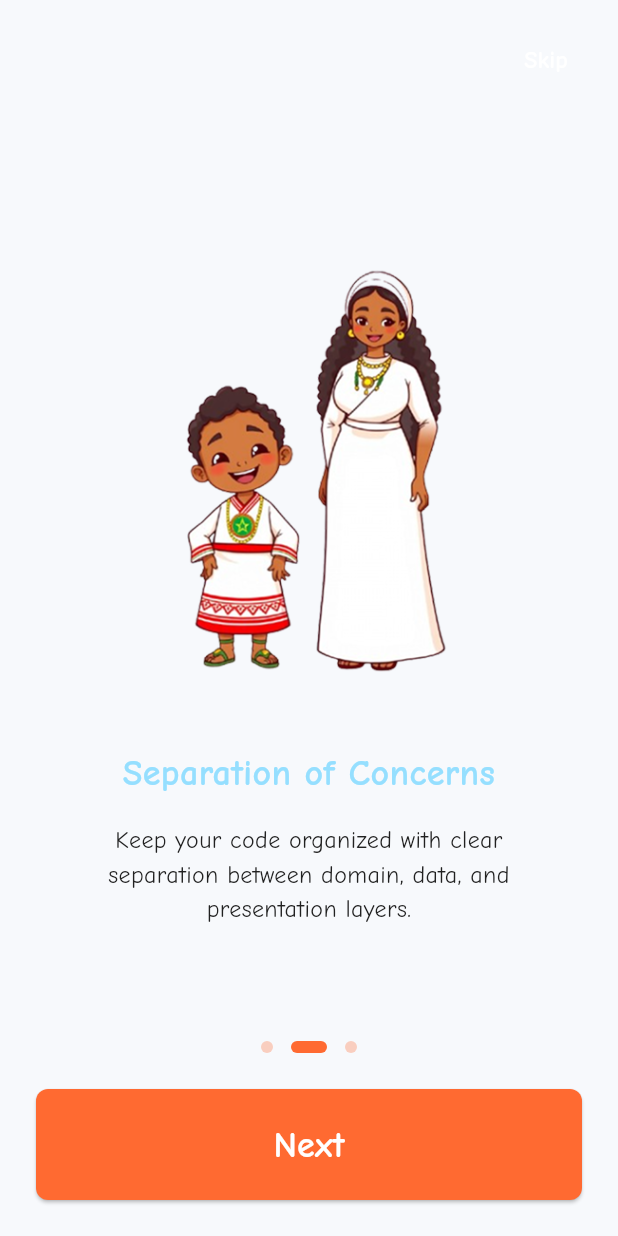
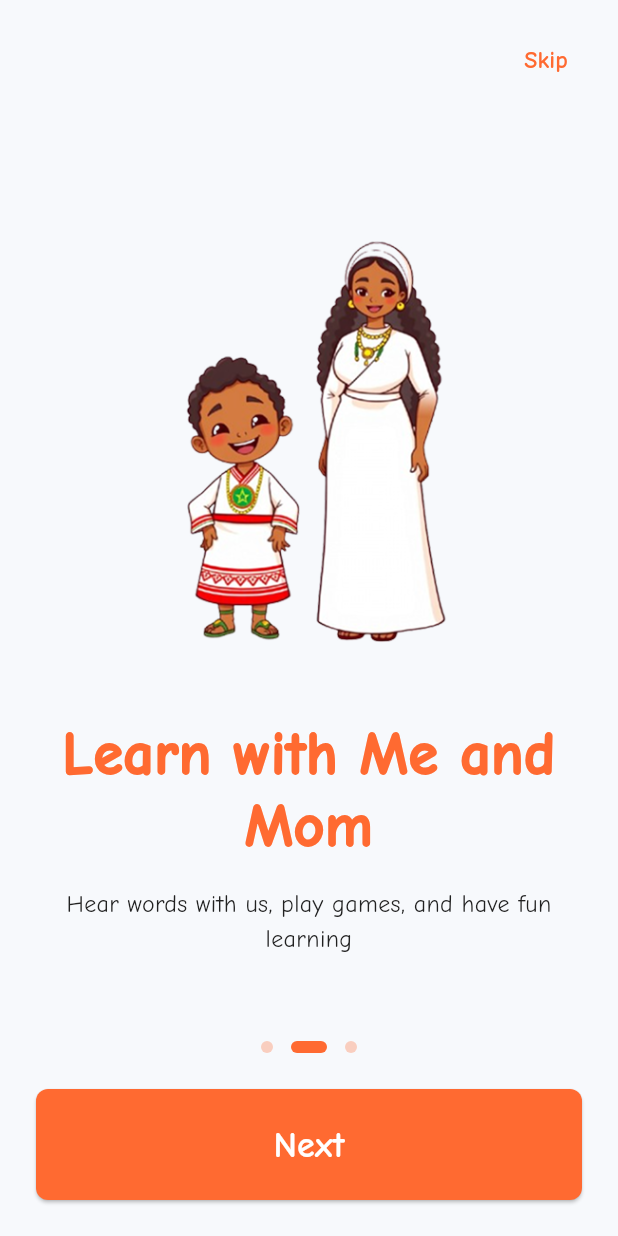
Before and after one commit to nati-d/solika, a Flutter app: the screen it shows after launch, swiped to page 2, on a phone screen of 412 x 824 dp. Run offline on Flutter 3.47's test engine with Material 3 defaults, Android fonts, the phone set to English and light mode, and no system bars; our stand-ins replace dartz, equatable, flutter_bloc, shared_preferences.

Commit message:
Update onboarding content with new titles and descriptions, enhance text styling in onboarding widget, and adjust skip button color for better visibility.

```diff
--- a/lib/features/onboarding/presentation/pages/onboarding_content.dart
+++ b/lib/features/onboarding/presentation/pages/onboarding_content.dart
@@ -15,18 +15,18 @@ class OnboardingContent {
 
 final List<OnboardingContent> onboardingContents = [
   OnboardingContent(
-    title: 'Welcome to Clean Architecture',
-    description: 'Learn how to build scalable and maintainable Flutter applications using Clean Architecture principles.',
+    title: 'Welcome to Fun Learning',
+    description: 'Hi friends! I\'m Solika—let\'s learn Afaan Oromo together!',
     imagePath: 'assets/images/girl-avatar.png',
   ),
   OnboardingContent(
-    title: 'Separation of Concerns',
-    description: 'Keep your code organized with clear separation between domain, data, and presentation layers.',
+    title: 'Learn with Me and Mom',
+    description: 'Hear words with us, play games, and have fun learning',
     imagePath: 'assets/images/mom-daughter-avatar.png',
   ),
   OnboardingContent(
-    title: 'Ready to Start',
-    description: 'Begin your journey with Clean Architecture and build better Flutter applications.',
+    title: 'Explore Ethiopian Culture',
+    description: 'Unlock more words and connect with Ethiopia!',
     imagePath: 'assets/images/mom-avatar.png',
   ),
 ];
@@ -58,9 +58,11 @@ class OnboardingContentWidget extends StatelessWidget {
           SizedBox(height: isSmallScreen ? 24 : 32),
           Text(
             content.title,
-            style: AppTheme.heading2.copyWith(
-              color: AppTheme.primaryColor,
-              fontSize: isSmallScreen ? 20 : 24,
+            style: AppTheme.heading1.copyWith(
+              color: AppTheme.secondaryColor,
+              fontSize: isSmallScreen ? 32 : 40,
+              fontWeight: FontWeight.w900,
+              height: 1.2,
             ),
             textAlign: TextAlign.center,
           ),
--- a/lib/features/onboarding/presentation/pages/onboarding_page.dart
+++ b/lib/features/onboarding/presentation/pages/onboarding_page.dart
@@ -59,7 +59,7 @@ class _OnboardingPageState extends State<OnboardingPage> {
                   child: Text(
                     'Skip',
                     style: AppTheme.bodyLarge.copyWith(
-                      color: Colors.white,
+                      color: AppTheme.secondaryColor,
                       fontWeight: FontWeight.bold,
                     ),
                   ),
```
